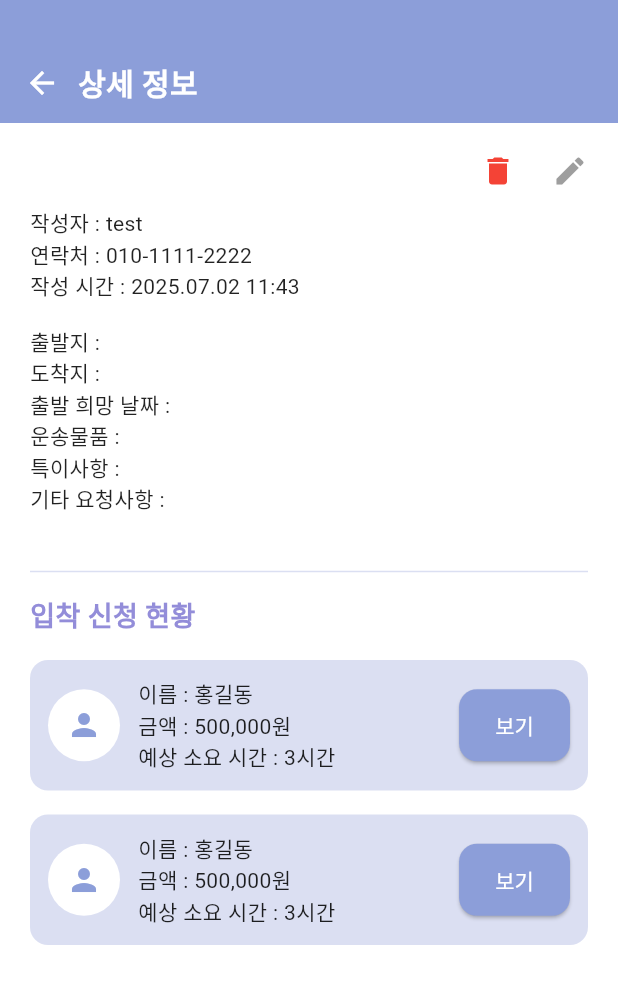
After one commit to shiroHSG/Fastruck, a Flutter app: the ShipperRequestPage screen opened directly, after a tap on an icon or button, on a phone screen of 412 x 824 dp. The commit adds this screen. Shown: the top 984 px of the screen. Run offline on Flutter 3.47's test engine with Material 3 defaults, Android fonts, the light colour scheme and no system bars; our stand-ins replace shared_preferences, table_calendar; accounts and stored records are empty; Roboto replaces fonts that are missing (GowunGothic).

Commit message:
update shipper request

```diff
--- /dev/null
+++ b/src/main/flutter_app/lib/shppier/shipper_home/shipper_request/request_detail.dart
@@ -0,0 +1,29 @@
+import 'package:flutter/material.dart';
+import 'package:flutter_app/shppier/shipper_home/shipper_request/request_detail_ui.dart';
+import '../../../widgets/custom_dialog.dart';
+
+
+class RequestDetailPage extends StatelessWidget {
+  const RequestDetailPage({super.key});
+
+  @override
+  Widget build(BuildContext context) {
+    return const Scaffold(
+      backgroundColor: Colors.white,
+      body: RequestDetailUI(),
+    );
+  }
+}
+
+  void _showBidDetailDialog(BuildContext context) {
+    showDialog(
+      context: context,
+      builder: (context) => const BidDetailDialog(
+        name: '홍길동',
+        phone: '010-2222-3333',
+        requestTime: '2025.07.02 12:40',
+        price: '500,000원',
+        note: '빠른 배송 부탁드립니다.',
+      ),
+    );
+  }
--- /dev/null
+++ b/src/main/flutter_app/lib/shppier/shipper_home/shipper_request/request_detail_ui.dart
@@ -0,0 +1,157 @@
+import 'package:flutter/material.dart';
+import '../../../app_theme.dart';
+import '../../../widgets/custom_dialog.dart';
+
+class RequestDetailUI extends StatelessWidget {
+  const RequestDetailUI({super.key});
+
+  @override
+  Widget build(BuildContext context) {
+    return SingleChildScrollView(
+      child: Column(
+        crossAxisAlignment: CrossAxisAlignment.start,
+        children: [
+          // 하단 하나의 헤더
+          Container(
+            color: AppColors.primary,
+            padding: const EdgeInsets.only(top: 40, left: 16, right: 16, bottom: 12),
+            child: Row(
+              children: [
+                GestureDetector(
+                  onTap: () => Navigator.pop(context),
+                  child: const Icon(Icons.arrow_back, color: Colors.white),
+                ),
+                const SizedBox(width: 12),
+                const Text(
+                  '상세 정보',
+                  style: TextStyle(
+                    color: Colors.white,
+                    fontSize: 20,
+                    fontWeight: FontWeight.bold,
+                  ),
+                ),
+              ],
+            ),
+          ),
+
+          // 수정 / 삭제 버튼
+          Padding(
+            padding: const EdgeInsets.only(top: 8, right: 8),
+            child: Row(
+              mainAxisAlignment: MainAxisAlignment.end,
+              children: [
+                IconButton(
+                  icon: const Icon(Icons.delete, color: Colors.red),
+                  onPressed: () {},
+                ),
+                IconButton(
+                  icon: const Icon(Icons.edit, color: Colors.grey),
+                  onPressed: () {},
+                ),
+              ],
+            ),
+          ),
+
+          Padding(
+            padding: const EdgeInsets.symmetric(horizontal: 20),
+            child: Column(
+              crossAxisAlignment: CrossAxisAlignment.start,
+              children: [
+                const Text('작성자 : test'),
+                const Text('연락처 : 010-1111-2222'),
+                const Text('작성 시간 : 2025.07.02 11:43'),
+                const SizedBox(height: 16),
+                const Text('출발지 :'),
+                const Text('도착지 :'),
+                const Text('출발 희망 날짜 :'),
+                const Text('운송물품 :'),
+                const Text('특이사항 :'),
+                const Text('기타 요청사항 :'),
+
+                const SizedBox(height: 30),
+                const Divider(color: AppColors.base),
+                const SizedBox(height: 8),
+                const Text(
+                  '입착 신청 현황',
+                  style: TextStyle(
+                    color: AppColors.point,
+                    fontWeight: FontWeight.bold,
+                    fontSize: 18,
+                  ),
+                ),
+                const SizedBox(height: 16),
+
+                Column(
+                  children: List.generate(2, (index) => _bidCard(context)),
+                ),
+              ],
+            ),
+          ),
+        ],
+      ),
+    );
+  }
+
+  Widget _bidCard(BuildContext context) {
+    return Container(
+      margin: const EdgeInsets.only(bottom: 16),
+      padding: const EdgeInsets.all(12),
+      decoration: BoxDecoration(
+        color: AppColors.base,
+        borderRadius: BorderRadius.circular(12),
+      ),
+      child: Row(
+        crossAxisAlignment: CrossAxisAlignment.center,
+        children: [
+          GestureDetector(
+            onTap: () {
+              debugPrint('프로필 이미지 클릭됨');
+            },
+            child: const CircleAvatar(
+              radius: 24,
+              backgroundColor: Colors.white,
+              child: Icon(Icons.person, color: AppColors.primary),
+            ),
+          ),
+          const SizedBox(width: 12),
+          Expanded(
+            child: Row(
+              mainAxisAlignment: MainAxisAlignment.spaceBetween,
+              children: [
+                Column(
+                  crossAxisAlignment: CrossAxisAlignment.start,
+                  children: const [
+                    Text('이름 : 홍길동'),
+                    Text('금액 : 500,000원'),
+                    Text('예상 소요 시간 : 3시간'),
+                  ],
+                ),
+                ElevatedButton(
+                  onPressed: () {
+                    showDialog(
+                      context: context,
+                      builder: (context) => const BidDetailDialog(
+                        name: '홍길동',
+                        phone: '010-2222-3333',
+                        requestTime: '2025.07.02 12:40',
+                        price: '500,000원',
+                        note: '빠른 배송 부탁드립니다.',
+                      ),
+                    );
+                  },
+                  style: ElevatedButton.styleFrom(
+                    backgroundColor: AppColors.primary,
+                    shape: RoundedRectangleBorder(
+                      borderRadius: BorderRadius.circular(12),
+                    ),
+                  ),
+                  child: const Text('보기'),
+                ),
+              ],
+            ),
+          ),
+        ],
+      ),
+    );
+  }
+}
--- a/src/main/flutter_app/lib/shppier/shipper_home/shipper_request/shipper_request_ui.dart
+++ b/src/main/flutter_app/lib/shppier/shipper_home/shipper_request/shipper_request_ui.dart
@@ -1,4 +1,5 @@
 import 'package:flutter/material.dart';
+import 'package:flutter_app/shppier/shipper_home/shipper_request/request_detail.dart';
 
 import '../../../app_theme.dart';
 
@@ -93,7 +94,16 @@ class ShipperRequestUI extends StatelessWidget {
             separatorBuilder: (_, __) => const SizedBox(height: 10),
             itemBuilder: (context, index) {
               final item = requestList[index];
-              return Container(
+              return InkWell(
+                onTap: () {
+                  debugPrint('리스트 ${index + 1}번 클릭됨: ${item['from']} → ${item['to']}');
+                  Navigator.push(
+                    context,
+                    MaterialPageRoute(builder: (_) => const RequestDetailPage()),
+                  );
+                },
+                borderRadius: BorderRadius.circular(8),
+                child: Container(
                   decoration: BoxDecoration(
                     border: Border.all(color: AppColors.base),
                     borderRadius: BorderRadius.circular(8),
@@ -128,6 +138,7 @@ class ShipperRequestUI extends StatelessWidget {
                       ),
                     ],
                   ),
+                ),
               );
             },
           ),
```
Also changed, not shown: src/main/flutter_app/lib/widgets/custom_dialog.dart (added, +63 -0 lines). Lines whose indentation alone changed are shown as unchanged.
